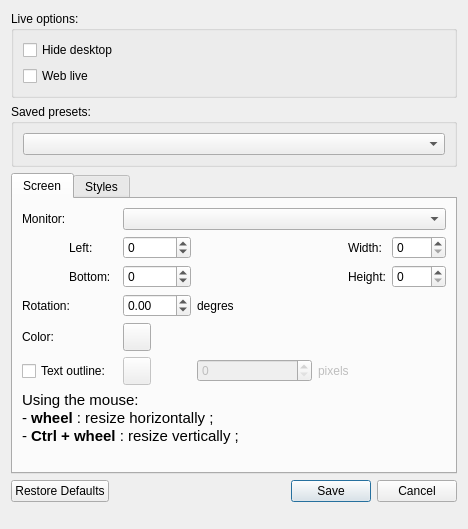
Subtivals/subtivals, file src/configeditor.ui: the form before one commit.
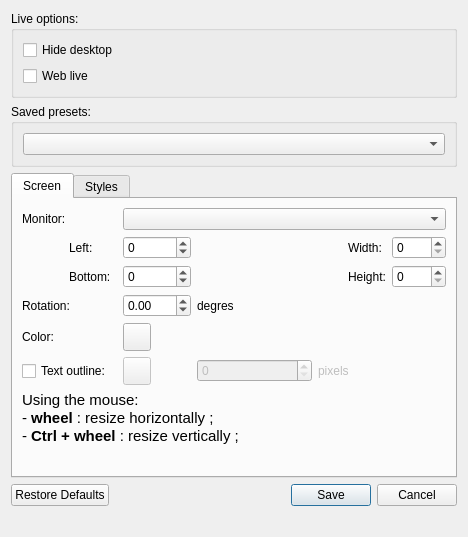
The form after the commit. Icons and pictures are not drawn.

Commit message: Edit presets on right click

The edit to the form file:
```diff
--- a/src/configeditor.ui
+++ b/src/configeditor.ui
@@ -7,7 +7,7 @@
     <x>0</x>
     <y>0</y>
     <width>468</width>
-    <height>529</height>
+    <height>537</height>
    </rect>
   </property>
   <property name="windowTitle">
```
Left out of the diff: 6 changed lines with no effect on the pictures. The commit also changes 2 other files.
